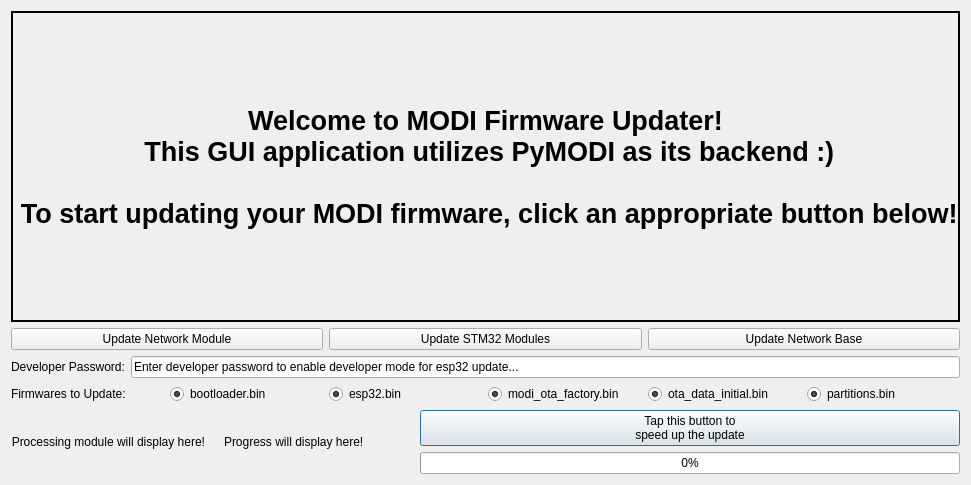
Before: the Qt Designer form modi/assets/modi_firmware_updater.ui in LUXROBO/pymodi, drawn with Qt 5.
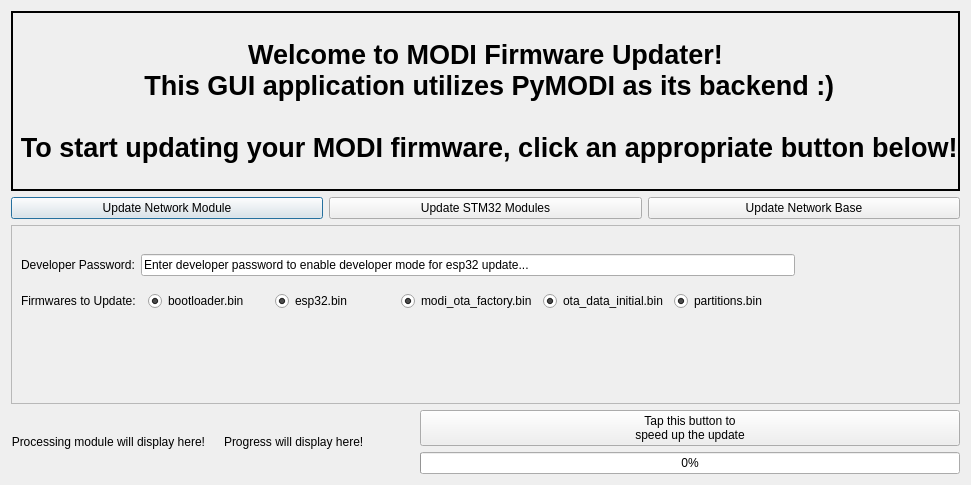
After: the same form once the commit is applied. Icons and pictures are not drawn.

Commit message: Put window icon to GUI

The edit to the form file:
```diff
--- a/modi/assets/modi_firmware_updater.ui
+++ b/modi/assets/modi_firmware_updater.ui
@@ -14,7 +14,225 @@
    <string>Dialog</string>
   </property>
   <layout class="QGridLayout" name="gridLayout">
-   <item row="4" column="0">
+   <item row="2" column="0">
+    <widget class="QFrame" name="developer_frame">
+     <property name="frameShape">
+      <enum>QFrame::StyledPanel</enum>
+     </property>
+     <property name="frameShadow">
+      <enum>QFrame::Raised</enum>
+     </property>
+     <widget class="QWidget" name="">
+      <property name="geometry">
+       <rect>
+        <x>10</x>
+        <y>20</y>
+        <width>774</width>
+        <height>77</height>
+       </rect>
+      </property>
+      <layout class="QVBoxLayout" name="verticalLayout_2">
+       <property name="topMargin">
+        <number>0</number>
+       </property>
+       <item>
+        <layout class="QHBoxLayout" name="horizontalLayout_4">
+         <property name="topMargin">
+          <number>0</number>
+         </property>
+         <item>
+          <widget class="QLabel" name="password_label">
+           <property name="text">
+            <string>Developer Password:</string>
+           </property>
+          </widget>
+         </item>
+         <item>
+          <widget class="QLineEdit" name="password_field">
+           <property name="text">
+            <string>Enter developer password to enable developer mode for esp32 update...</string>
+           </property>
+          </widget>
+         </item>
+        </layout>
+       </item>
+       <item>
+        <layout class="QHBoxLayout" name="horizontalLayout_3">
+         <property name="bottomMargin">
+          <number>0</number>
+         </property>
+         <item>
+          <widget class="QLabel" name="developer_label">
+           <property name="text">
+            <string>Firmwares to Update:</string>
+           </property>
+          </widget>
+         </item>
+         <item>
+          <widget class="QRadioButton" name="bootloader_rbutton">
+           <property name="autoFillBackground">
+            <bool>false</bool>
+           </property>
+           <property name="text">
+            <string>bootloader.bin</string>
+           </property>
+           <property name="checkable">
+            <bool>true</bool>
+           </property>
+           <property name="checked">
+            <bool>true</bool>
+           </property>
+           <property name="autoExclusive">
+            <bool>false</bool>
+           </property>
+          </widget>
+         </item>
+         <item>
+          <widget class="QRadioButton" name="esp32_rbutton">
+           <property name="text">
+            <string>esp32.bin</string>
+           </property>
+           <property name="checkable">
+            <bool>true</bool>
+           </property>
+           <property name="checked">
+            <bool>true</bool>
+           </property>
+           <property name="autoExclusive">
+            <bool>false</bool>
+           </property>
+          </widget>
+         </item>
+         <item>
+          <widget class="QRadioButton" name="modi_ota_factory_rbutton">
+           <property name="text">
+            <string>modi_ota_factory.bin</string>
+           </property>
+           <property name="checked">
+            <bool>true</bool>
+           </property>
+           <property name="autoExclusive">
+            <bool>false</bool>
+           </property>
+          </widget>
+         </item>
+         <item>
+          <widget class="QRadioButton" name="ota_data_initial_rbutton">
+           <property name="text">
+            <string>ota_data_initial.bin</string>
+           </property>
+           <property name="checked">
+            <bool>true</bool>
+           </property>
+           <property name="autoExclusive">
+            <bool>false</bool>
+           </property>
+          </widget>
+         </item>
+         <item>
+          <widget class="QRadioButton" name="partitions_rbutton">
+           <property name="text">
+            <string>partitions.bin</string>
+           </property>
+           <property name="checked">
+            <bool>true</bool>
+           </property>
+           <property name="autoExclusive">
+            <bool>false</bool>
+           </property>
+          </widget>
+         </item>
+        </layout>
+       </item>
+      </layout>
+     </widget>
+    </widget>
+   </item>
+   <item row="0" column="0">
+    <widget class="QLabel" name="status_label">
+     <property name="font">
+      <font>
+       <pointsize>20</pointsize>
+       <weight>75</weight>
+       <italic>false</italic>
+       <bold>true</bold>
+       <underline>false</underline>
+       <kerning>true</kerning>
+      </font>
+     </property>
+     <property name="autoFillBackground">
+      <bool>false</bool>
+     </property>
+     <property name="frameShape">
+      <enum>QFrame::WinPanel</enum>
+     </property>
+     <property name="text">
+      <string>Welcome to MODI Firmware Updater! 
+ This GUI application utilizes PyMODI as its backend :) 
+
+ To start updating your MODI firmware, click an appropriate button below!</string>
+     </property>
+     <property name="alignment">
+      <set>Qt::AlignCenter</set>
+     </property>
+    </widget>
+   </item>
+   <item row="1" column="0">
+    <layout class="QHBoxLayout" name="horizontalLayout">
+     <item>
+      <widget class="QPushButton" name="update_network_esp32">
+       <property name="text">
+        <string>Update Network Module</string>
+       </property>
+       <property name="icon">
+        <iconset>
+         <normaloff>assets/imgs/network.png</normaloff>assets/imgs/network.png</iconset>
+       </property>
+       <property name="iconSize">
+        <size>
+         <width>64</width>
+         <height>64</height>
+        </size>
+       </property>
+      </widget>
+     </item>
+     <item>
+      <widget class="QPushButton" name="update_stm32_modules">
+       <property name="text">
+        <string>Update STM32 Modules</string>
+       </property>
+       <property name="icon">
+        <iconset>
+         <normaloff>assets/imgs/button.png</normaloff>assets/imgs/button.png</iconset>
+       </property>
+       <property name="iconSize">
+        <size>
+         <width>64</width>
+         <height>64</height>
+        </size>
+       </property>
+      </widget>
+     </item>
+     <item>
+      <widget class="QPushButton" name="update_network_stm32">
+       <property name="text">
+        <string>Update Network Base</string>
+       </property>
+       <property name="icon">
+        <iconset>
+         <normaloff>assets/imgs/network.png</normaloff>assets/imgs/network.png</iconset>
+       </property>
+       <property name="iconSize">
+        <size>
+         <width>64</width>
+         <height>64</height>
+        </size>
+       </property>
+      </widget>
+     </item>
+    </layout>
+   </item>
+   <item row="3" column="0">
     <layout class="QHBoxLayout" name="horizontalLayout_2">
      <item>
       <layout class="QHBoxLayout" name="horizontalLayout_5">
@@ -92,206 +310,6 @@
      </item>
     </layout>
    </item>
-   <item row="1" column="0">
-    <layout class="QHBoxLayout" name="horizontalLayout">
-     <item>
-      <widget class="QPushButton" name="update_network_esp32">
-       <property name="text">
-        <string>Update Network Module</string>
-       </property>
-       <property name="icon">
-        <iconset>
-         <normaloff>assets/imgs/network.png</normaloff>assets/imgs/network.png</iconset>
-       </property>
-       <property name="iconSize">
-        <size>
-         <width>64</width>
-         <height>64</height>
-        </size>
-       </property>
-      </widget>
-     </item>
-     <item>
-      <widget class="QPushButton" name="update_stm32_modules">
-       <property name="text">
-        <string>Update STM32 Modules</string>
-       </property>
-       <property name="icon">
-        <iconset>
-         <normaloff>assets/imgs/button.png</normaloff>assets/imgs/button.png</iconset>
-       </property>
-       <property name="iconSize">
-        <size>
-         <width>64</width>
-         <height>64</height>
-        </size>
-       </property>
-      </widget>
-     </item>
-     <item>
-      <widget class="QPushButton" name="update_network_stm32">
-       <property name="text">
-        <string>Update Network Base</string>
-       </property>
-       <property name="icon">
-        <iconset>
-         <normaloff>assets/imgs/network.png</normaloff>assets/imgs/network.png</iconset>
-       </property>
-       <property name="iconSize">
-        <size>
-         <width>64</width>
-         <height>64</height>
-        </size>
-       </property>
-      </widget>
-     </item>
-    </layout>
-   </item>
-   <item row="0" column="0">
-    <widget class="QLabel" name="status_label">
-     <property name="font">
-      <font>
-       <pointsize>20</pointsize>
-       <weight>75</weight>
-       <italic>false</italic>
-       <bold>true</bold>
-       <underline>false</underline>
-       <kerning>true</kerning>
-      </font>
-     </property>
-     <property name="autoFillBackground">
-      <bool>false</bool>
-     </property>
-     <property name="frameShape">
-      <enum>QFrame::WinPanel</enum>
-     </property>
-     <property name="text">
-      <string>Welcome to MODI Firmware Updater! 
- This GUI application utilizes PyMODI as its backend :) 
-
- To start updating your MODI firmware, click an appropriate button below!</string>
-     </property>
-     <property name="alignment">
-      <set>Qt::AlignCenter</set>
-     </property>
-    </widget>
-   </item>
-   <item row="2" column="0">
-    <layout class="QVBoxLayout" name="verticalLayout_2">
-     <property name="topMargin">
-      <number>0</number>
-     </property>
-     <item>
-      <layout class="QHBoxLayout" name="horizontalLayout_4">
-       <property name="topMargin">
-        <number>0</number>
-       </property>
-       <item>
-        <widget class="QLabel" name="password_label">
-         <property name="text">
-          <string>Developer Password:</string>
-         </property>
-        </widget>
-       </item>
-       <item>
-        <widget class="QLineEdit" name="password_field">
-         <property name="text">
-          <string>Enter developer password to enable developer mode for esp32 update...</string>
-         </property>
-        </widget>
-       </item>
-      </layout>
-     </item>
-     <item>
-      <layout class="QHBoxLayout" name="horizontalLayout_3">
-       <property name="bottomMargin">
-        <number>0</number>
-       </property>
-       <item>
-        <widget class="QLabel" name="developer_label">
-         <property name="text">
-          <string>Firmwares to Update:</string>
-         </property>
-        </widget>
-       </item>
-       <item>
-        <widget class="QRadioButton" name="bootloader_rbutton">
-         <property name="autoFillBackground">
-          <bool>false</bool>
-         </property>
-         <property name="text">
-          <string>bootloader.bin</string>
-         </property>
-         <property name="checkable">
-          <bool>true</bool>
-         </property>
-         <property name="checked">
-          <bool>true</bool>
-         </property>
-         <property name="autoExclusive">
-          <bool>false</bool>
-         </property>
-        </widget>
-       </item>
-       <item>
-        <widget class="QRadioButton" name="esp32_rbutton">
-         <property name="text">
-          <string>esp32.bin</string>
-         </property>
-         <property name="checkable">
-          <bool>true</bool>
-         </property>
-         <property name="checked">
-          <bool>true</bool>
-         </property>
-         <property name="autoExclusive">
-          <bool>false</bool>
-         </property>
-        </widget>
-       </item>
-       <item>
-        <widget class="QRadioButton" name="modi_ota_factory_rbutton">
-         <property name="text">
-          <string>modi_ota_factory.bin</string>
-         </property>
-         <property name="checked">
-          <bool>true</bool>
-         </property>
-         <property name="autoExclusive">
-          <bool>false</bool>
-         </property>
-        </widget>
-       </item>
-       <item>
-        <widget class="QRadioButton" name="ota_data_initial_rbutton">
-         <property name="text">
-          <string>ota_data_initial.bin</string>
-         </property>
-         <property name="checked">
-          <bool>true</bool>
-         </property>
-         <property name="autoExclusive">
-          <bool>false</bool>
-         </property>
-        </widget>
-       </item>
-       <item>
-        <widget class="QRadioButton" name="partitions_rbutton">
-         <property name="text">
-          <string>partitions.bin</string>
-         </property>
-         <property name="checked">
-          <bool>true</bool>
-         </property>
-         <property name="autoExclusive">
-          <bool>false</bool>
-         </property>
-        </widget>
-       </item>
-      </layout>
-     </item>
-    </layout>
-   </item>
   </layout>
  </widget>
  <resources/>
```
The commit also changes 1 other file.
